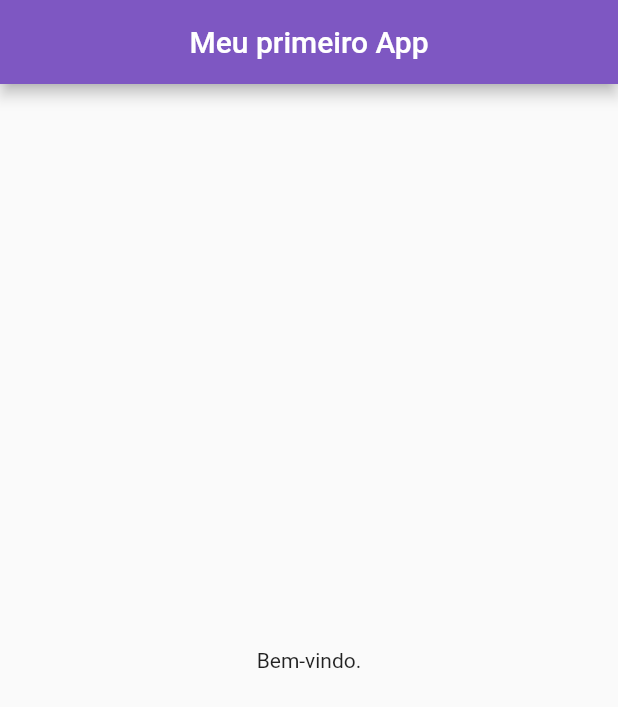
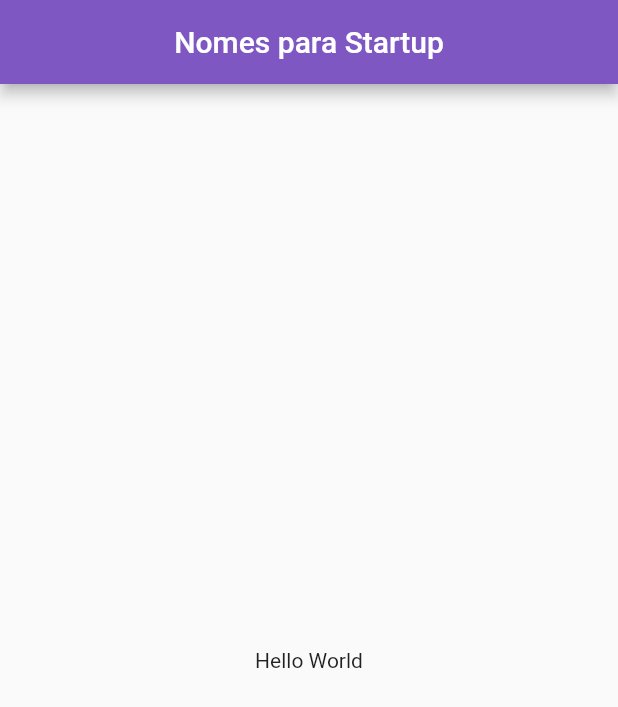
Before and after one commit to ViniciusGGR/flutter_course, a Flutter app: the screen it shows after launch, on a phone screen of 412 x 824 dp. Shown: the top 707 px of the screen. Run offline on Flutter 3.47's test engine with Material 2 defaults, Android fonts, the phone set to English and light mode, and no system bars.

Commit message:
english_words adicionado

```diff
--- a/first_app/lib/pages/home_page.dart
+++ b/first_app/lib/pages/home_page.dart
@@ -7,12 +7,12 @@ class HomePage extends StatelessWidget {
   Widget build(BuildContext context) {
     return Scaffold(
       appBar: AppBar(
-        title: const Text("Meu primeiro App"),
+        title: const Text("Nomes para Startup"),
         backgroundColor: Colors.deepPurple[400],
         centerTitle: true,
       ),
       body: const Center(
-        child: Text("Bem-vindo."),
+        child: Text("Hello World"),
       ),
     );
   }
--- a/first_app/pubspec.yaml
+++ b/first_app/pubspec.yaml
@@ -34,6 +34,7 @@ dependencies:
   # The following adds the Cupertino Icons font to your application.
   # Use with the CupertinoIcons class for iOS style icons.
   cupertino_icons: ^1.0.2
+  english_words: ^4.0.0
 
 dev_dependencies:
   flutter_test:
```
Also changed, not shown: first_app/pubspec.lock.
